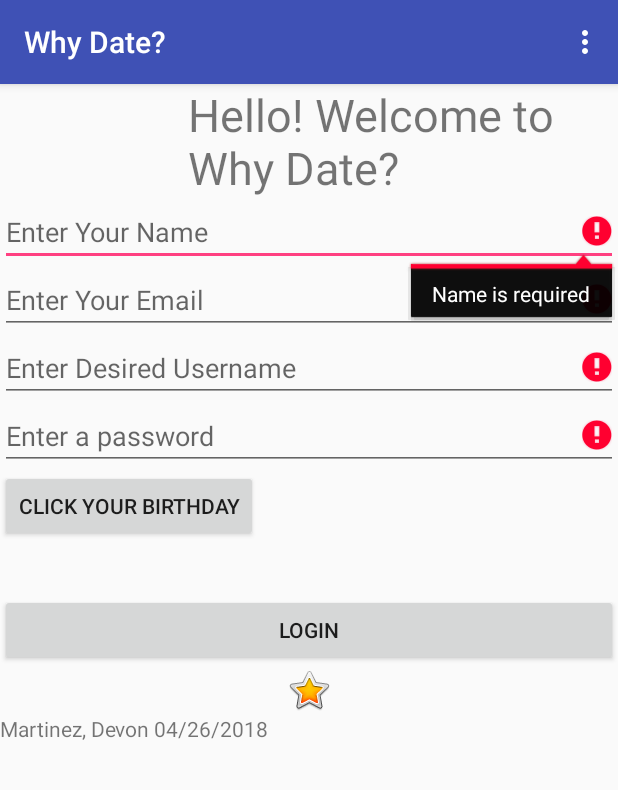
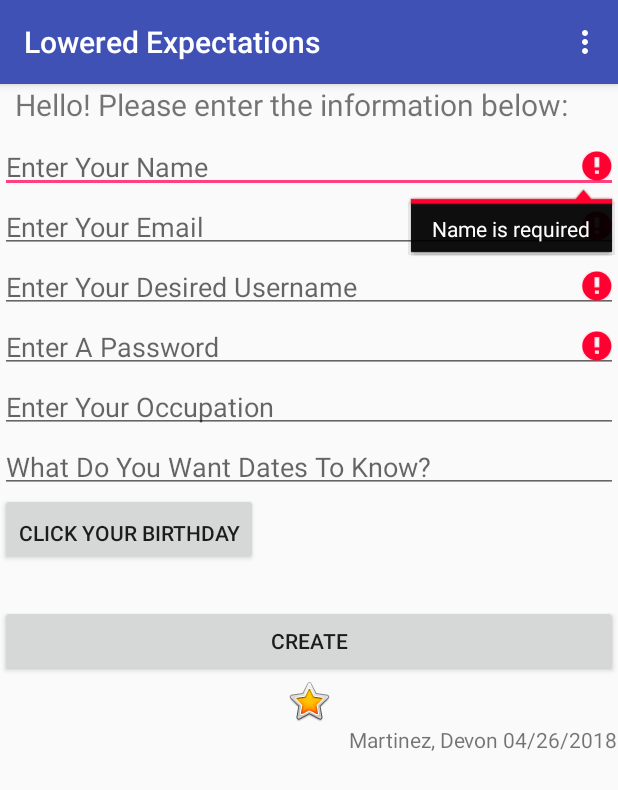
Before and after one commit to D3v0nM/FirstApplication, an Android app: the screen it shows after launch (MainActivity), on a phone screen of 412 x 824 dp. Shown: the top 790 px of the screen. Run offline under Robolectric (Android 15) with nearby library versions, the phone set to English and light mode, and no system bars.

Commit message:
Updated Constraints and Main with new fields for dating app

```diff
--- a/app/src/main/java/com/devon/firstapplication/Constraints.java
+++ b/app/src/main/java/com/devon/firstapplication/Constraints.java
@@ -6,7 +6,11 @@ public class Constraints {
     static final String KEY_BUTTON_TXT = "button_txt";
     static final String KEY_AGE = "age";
     static final String KEY_USER = "user_name";
+    static final String KEY_PASS = "password";
     static final String KEY_EMAIL = "email";
+    static final String KEY_PROFILE = "profile";
+    static final String KEY_JOB = "job";
+
 
 
 }
--- a/app/src/main/java/com/devon/firstapplication/MainActivity.java
+++ b/app/src/main/java/com/devon/firstapplication/MainActivity.java
@@ -14,9 +14,11 @@ import android.widget.DatePicker;
 import android.widget.EditText;
 import android.widget.TextView;
 
-import com.google.firebase.analytics.FirebaseAnalytics;
+import java.util.Calendar;
 
-import java.util.Calendar;
+// import com.google.firebase.analytics.FirebaseAnalytics; Future enhancement
+
+
 
 
 
@@ -27,17 +29,19 @@ public class MainActivity extends AppCompatActivity implements DatePickerDialog.
     private EditText emailEditText;
     private EditText userEditText;
     private EditText passEditText;
+    private EditText jobEditText;
+    private EditText profileEditText;
     private Button  loginBtn;
     private TextView hello_world;
     public TextView age;
-    private FirebaseAnalytics mFirebaseAnalytics;
+   // private FirebaseAnalytics mFirebaseAnalytics; Future Enhancement
 
 
 
     @Override
     protected void onCreate(Bundle savedInstanceState) {
-        // Obtain the FirebaseAnalytics instance.
-        mFirebaseAnalytics = FirebaseAnalytics.getInstance(this);
+        // Obtain the FirebaseAnalytics instance..... in the Future
+      //  mFirebaseAnalytics = FirebaseAnalytics.getInstance(this);
 
         //setup params
         super.onCreate(savedInstanceState);
@@ -52,8 +56,9 @@ public class MainActivity extends AppCompatActivity implements DatePickerDialog.
         if(userEditText.getText().toString().length() == 0)
             userEditText.setError("Username is required");
         passEditText = findViewById(R.id.passEditText);
-        if(passEditText.getText().toString().length() == 0);
-            passEditText.setError("Password is required");
+        if(passEditText.getText().toString().length() == 0 || passEditText.getText().toString().length() < 6)
+            passEditText.setError("Password is required and must be at least 6 characters");
+
 
         loginBtn = findViewById(R.id.loginBtn);
         hello_world = findViewById(R.id.hello_world);
@@ -118,7 +123,10 @@ public class MainActivity extends AppCompatActivity implements DatePickerDialog.
         intent.putExtra(Constraints.KEY_NAME, nameEditText.getText().toString());
         intent.putExtra(Constraints.KEY_EMAIL, emailEditText.getText().toString());
         intent.putExtra(Constraints.KEY_USER, userEditText.getText().toString());
-       // intent.putExtra(Constraints.KEY_AGE, age.getText().toString());
+        intent.putExtra(Constraints.KEY_AGE, age.getText().toString());
+        intent.putExtra(Constraints.KEY_PASS, passEditText.getText().toString());
+        intent.putExtra(Constraints.KEY_JOB, jobEditText.getText().toString());
+        intent.putExtra(Constraints.KEY_PROFILE, profileEditText.getText().toString());
         startActivity(intent);
     }
 
@@ -160,9 +168,21 @@ public class MainActivity extends AppCompatActivity implements DatePickerDialog.
             loginBtn.setText((String) savedInstanceState.get(Constraints.KEY_BUTTON_TXT));
         }
 
-//        if(savedInstanceState.containsKey(Constraints.KEY_AGE)){
-//            age.setText((String) savedInstanceState.get(Constraints.KEY_AGE));
-//        }
+        if(savedInstanceState.containsKey(Constraints.KEY_AGE)){
+            age.setText((String) savedInstanceState.get(Constraints.KEY_AGE));
+        }
+
+        if(savedInstanceState.containsKey(Constraints.KEY_PASS)){
+            passEditText.setText((String) savedInstanceState.get(Constraints.KEY_PASS));
+        }
+        if(savedInstanceState.containsKey(Constraints.KEY_JOB)){
+            jobEditText.setText((String) savedInstanceState.get(Constraints.KEY_JOB));
+
+        }
+
+        if (savedInstanceState.containsKey(Constraints.KEY_PROFILE)){
+            profileEditText.setText((String) savedInstanceState.get(Constraints.KEY_PROFILE));
+        }
 
     }
 
@@ -176,8 +196,11 @@ public class MainActivity extends AppCompatActivity implements DatePickerDialog.
         outState.putString(Constraints.KEY_NAME, nameEditText.getText().toString());
         outState.putString(Constraints.KEY_EMAIL, emailEditText.getText().toString());
         outState.putString(Constraints.KEY_USER, userEditText.getText().toString());
-        //outState.putString(Constraints.KEY_AGE, age.getText().toString());
+        outState.putString(Constraints.KEY_AGE, age.getText().toString());
         outState.putString(Constraints.KEY_BUTTON_TXT, loginBtn.getText().toString());
+        outState.putString(Constraints.KEY_PASS , passEditText.getText().toString());
+        outState.putString(Constraints.KEY_JOB, jobEditText.getText().toString());
+        outState.putString(Constraints.KEY_PROFILE, profileEditText.getText().toString());
     }
 
     @Override
@@ -215,7 +238,7 @@ public class MainActivity extends AppCompatActivity implements DatePickerDialog.
     }
 
 
-    //Fist homework menu tasks
+    //Fist homework menu tasks: Maybe add create task to menu?
     @Override
     public boolean onCreateOptionsMenu(Menu menu)
     {
--- a/app/src/main/java/com/devon/firstapplication/Tools.java
+++ b/app/src/main/java/com/devon/firstapplication/Tools.java
@@ -9,20 +9,7 @@ public class Tools {
     public static void exceptionToast(Context context, String error) {
         Toast.makeText(context, error, Toast.LENGTH_LONG).show();
 
-      /*  LayoutInflater inflater = getLayoutInflater();
-        View layout = inflater.inflate(R.layout.toast_layout,
-                (ViewGroup) findViewById(R.id.toast_layout_root));
 
-        ImageView image = (ImageView) layout.findViewById(R.id.image);
-        image.setImageResource(R.drawable.android);
-        TextView text = (TextView) layout.findViewById(R.id.text);
-        text.setText("Hello! This is a custom toast!");*/
-//
-//        Toast toast = new Toast(getApplicationContext());
-//        toast.setGravity(Gravity.CENTER_VERTICAL, 0, 0);
-//        toast.setDuration(Toast.LENGTH_LONG);
-//       toast.setView;
-//        toast.show();
     }
 
 //    public Context getApplicationContext() {
--- a/app/src/main/res/layout-land/activity_main.xml
+++ b/app/src/main/res/layout-land/activity_main.xml
@@ -5,61 +5,88 @@
     android:layout_width="match_parent"
     android:layout_height="match_parent">
 
-<LinearLayout
-xmlns:android="http://schemas.android.com/apk/res/android"
+    <LinearLayout xmlns:android="http://schemas.android.com/apk/res/android"
+        xmlns:app="http://schemas.android.com/apk/res-auto"
         xmlns:tools="http://schemas.android.com/tools"
-    xmlns:app="http://schemas.android.com/apk/res-auto"
+        android:id="@+id/relativeLayout"
+        android:layout_width="match_parent"
+        android:layout_height="match_parent"
+        android:layout_centerHorizontal="true"
+        android:layout_centerVertical="true"
         android:orientation="vertical"
-    android:layout_width="match_parent"
-    android:layout_height="wrap_content"
         tools:context=".MainActivity">
 
         <TextView
             android:id="@+id/hello_world"
             android:layout_width="wrap_content"
             android:layout_height="wrap_content"
-        android:layout_gravity="center"
-        android:text="@string/hello" />
+            android:layout_marginStart="@dimen/activity_header_margin"
+            android:text="@string/hello"
+            android:textSize="@dimen/activity_header"
+            android:paddingBottom="@dimen/activity_padding"/>
+
 
         <EditText
             android:id="@+id/nameEditText"
             android:layout_width="match_parent"
             android:layout_height="wrap_content"
             android:hint="@string/enter_name"
-        android:inputType="textPersonName" />
+            android:inputType="textPersonName"
+            android:paddingBottom="@dimen/activity_padding"/>
 
         <EditText
             android:id="@+id/emailEditText"
             android:layout_width="match_parent"
             android:layout_height="wrap_content"
+            android:hint="@string/enter_email"
             android:inputType="textEmailAddress"
-        android:hint="@string/enter_email"/>
+            android:paddingBottom="@dimen/activity_padding"/>
 
         <EditText
             android:id="@+id/userEditText"
             android:layout_width="match_parent"
             android:layout_height="wrap_content"
+            android:hint="@string/enter_username"
             android:inputType="text"
-        android:hint="@string/enter_username"/>
+            android:paddingBottom="@dimen/activity_padding"/>
 
         <EditText
             android:id="@+id/passEditText"
             android:layout_width="match_parent"
             android:layout_height="wrap_content"
+            android:hint="@string/enter_pass"
+            android:inputType="textPassword"
+            android:paddingBottom="@dimen/activity_padding"/>
+
+        <EditText
+            android:id="@+id/jobEditText"
+            android:layout_width="match_parent"
+            android:layout_height="wrap_content"
+            android:hint="@string/enter_job"
             android:inputType="text"
-        android:hint="@string/enter_pass"/>
+            android:paddingBottom="@dimen/activity_padding"/>
+
+        <EditText
+            android:id="@+id/profileEditText"
+            android:layout_width="match_parent"
+            android:layout_height="wrap_content"
+            android:hint="@string/enter_profile"
+            android:inputType="textMultiLine"
+            android:paddingBottom="@dimen/activity_padding"/>
 
         <Button
             android:id="@+id/birthday"
             android:layout_width="wrap_content"
             android:layout_height="wrap_content"
-        android:text="@string/enter_dob" />
+            android:text="@string/enter_dob"
+            android:paddingBottom="@dimen/activity_padding"/>
 
         <TextView
             android:id="@+id/age"
             android:layout_width="wrap_content"
             android:layout_height="wrap_content"
-        android:textSize="@dimen/activity_age"/>
+            android:textSize="@dimen/activity_age"
+            android:paddingBottom="@dimen/activity_padding"/>
 
 
         <Button
@@ -67,35 +94,22 @@ xmlns:android="http://schemas.android.com/apk/res/android"
             android:layout_width="match_parent"
             android:layout_height="wrap_content"
             android:layout_gravity="center"
+            android:onClick="goToSecondActivity"
+            android:text="@string/login" />
 
-        android:onClick="goToSecondActivity"
-        android:text="@string/login"/>
-    <!--android:onClick="onLogin"-->
+        <ImageView
+            android:id="@+id/imageView"
+            android:layout_width="match_parent"
+            android:layout_height="wrap_content"
+            android:contentDescription="@string/star"
+            app:srcCompat="@android:drawable/btn_star_big_on" />
 
 
-    <!--move this text view and button to second activity
         <TextView
-       android:id="@+id/textView"
-       android:layout_width="match_parent"
-       android:layout_height="wrap_content"
-       android:text="@string/message_on_login"
-       />
-
-  <Button
-       android:id="@+id/secondActivityBtn"
+            android:id="@+id/me"
             android:layout_width="wrap_content"
             android:layout_height="wrap_content"
-       android:text="@string/go_to_second_activity"
-       android:onClick="goToSecondActivity"/>-->
-
-
-    <ImageView
-        android:layout_width="match_parent"
-        android:layout_height="wrap_content"
-        app:srcCompat="@android:drawable/btn_star_big_off"
-        android:contentDescription="@string/star"/>
-
-
-
+            android:layout_gravity="end"
+            android:text="@string/me" />
     </LinearLayout>
 </ScrollView>
--- a/app/src/main/res/layout/activity_main.xml
+++ b/app/src/main/res/layout/activity_main.xml
@@ -15,8 +15,9 @@
         android:layout_width="wrap_content"
         android:layout_height="wrap_content"
         android:layout_marginStart="@dimen/activity_header_margin"
+        android:text="@string/hello"
         android:textSize="@dimen/activity_header"
-        android:text="@string/hello" />
+        android:paddingBottom="@dimen/activity_padding"/>
 
 
     <EditText
@@ -24,40 +25,62 @@
         android:layout_width="match_parent"
         android:layout_height="wrap_content"
         android:hint="@string/enter_name"
-        android:inputType="textPersonName" />
+        android:inputType="textPersonName"
+        android:paddingBottom="@dimen/activity_padding"/>
 
     <EditText
         android:id="@+id/emailEditText"
         android:layout_width="match_parent"
         android:layout_height="wrap_content"
         android:hint="@string/enter_email"
-        android:inputType="textEmailAddress" />
+        android:inputType="textEmailAddress"
+        android:paddingBottom="@dimen/activity_padding"/>
 
     <EditText
         android:id="@+id/userEditText"
         android:layout_width="match_parent"
         android:layout_height="wrap_content"
         android:hint="@string/enter_username"
-        android:inputType="text" />
+        android:inputType="text"
+        android:paddingBottom="@dimen/activity_padding"/>
 
     <EditText
         android:id="@+id/passEditText"
         android:layout_width="match_parent"
         android:layout_height="wrap_content"
         android:hint="@string/enter_pass"
-        android:inputType="text" />
+        android:inputType="textPassword"
+        android:paddingBottom="@dimen/activity_padding"/>
+
+    <EditText
+        android:id="@+id/jobEditText"
+        android:layout_width="match_parent"
+        android:layout_height="wrap_content"
+        android:hint="@string/enter_job"
+        android:inputType="text"
+        android:paddingBottom="@dimen/activity_padding"/>
+
+    <EditText
+        android:id="@+id/profileEditText"
+        android:layout_width="match_parent"
+        android:layout_height="wrap_content"
+        android:hint="@string/enter_profile"
+        android:inputType="textMultiLine"
+        android:paddingBottom="@dimen/activity_padding"/>
 
     <Button
         android:id="@+id/birthday"
         android:layout_width="wrap_content"
         android:layout_height="wrap_content"
-        android:text="@string/enter_dob" />
+        android:text="@string/enter_dob"
+        android:paddingBottom="@dimen/activity_padding"/>
 
     <TextView
         android:id="@+id/age"
         android:layout_width="wrap_content"
         android:layout_height="wrap_content"
-        android:textSize="@dimen/activity_age" />
+        android:textSize="@dimen/activity_age"
+        android:paddingBottom="@dimen/activity_padding"/>
 
 
     <Button
@@ -65,11 +88,8 @@
         android:layout_width="match_parent"
         android:layout_height="wrap_content"
         android:layout_gravity="center"
-
         android:onClick="goToSecondActivity"
         android:text="@string/login" />
-    <!--android:onClick="onLogin"-->
-
 
     <ImageView
         android:id="@+id/imageView"
@@ -83,5 +103,6 @@
         android:id="@+id/me"
         android:layout_width="wrap_content"
         android:layout_height="wrap_content"
+        android:layout_gravity="end"
         android:text="@string/me" />
 </LinearLayout>
--- a/app/src/main/res/values/dimens.xml
+++ b/app/src/main/res/values/dimens.xml
@@ -1,6 +1,7 @@
 <?xml version="1.0" encoding="utf-8"?>
 <resources>
-    <dimen name="activity_header_margin">125dp</dimen>
-    <dimen name="activity_age">25sp</dimen>
-    <dimen name="activity_header">30sp</dimen>
+    <dimen name="activity_header_margin">10sp</dimen>
+    <dimen name="activity_age">15sp</dimen>
+    <dimen name="activity_header">20sp</dimen>
+    <dimen name="activity_padding">5sp</dimen>
 </resources>
--- a/app/src/main/res/values/strings.xml
+++ b/app/src/main/res/values/strings.xml
@@ -1,17 +1,19 @@
 <resources>
-    <string name="app_name">Why Date?</string>
-    <string name="hello">Hello! Welcome to Why Date?</string>
+    <string name="app_name">Lowered Expectations</string>
+    <string name="hello">Hello! Please enter the information below:</string>
     <string name="menu1">Create Account(maybe later)</string>
     <string name="me">Martinez, Devon 04/26/2018</string>
     <string name="enter_name">Enter Your Name</string>
     <string name="enter_email">Enter Your Email</string>
-    <string name="enter_username">Enter Desired Username</string>
-    <string name="enter_pass">Enter a password</string>
+    <string name="enter_username">Enter Your Desired Username</string>
+    <string name="enter_pass">Enter A Password</string>
     <string name="enter_dob">Click Your Birthday</string>
-    <string name="login">Login</string>
+    <string name="login">Create</string>
     <string name="Welcome">Welcome: %s</string>
     <string name="message_on_login">Account Created Successfully</string>
     <string name="go_to_second_activity">Next Page</string>
     <string name="logout">Logout</string>
+    <string name="enter_job">Enter Your Occupation</string>
+    <string name="enter_profile">What Do You Want Dates To Know?</string>
     <string name="star">Star Example</string>
 </resources>
```
Lines whose indentation alone changed are shown as unchanged.
